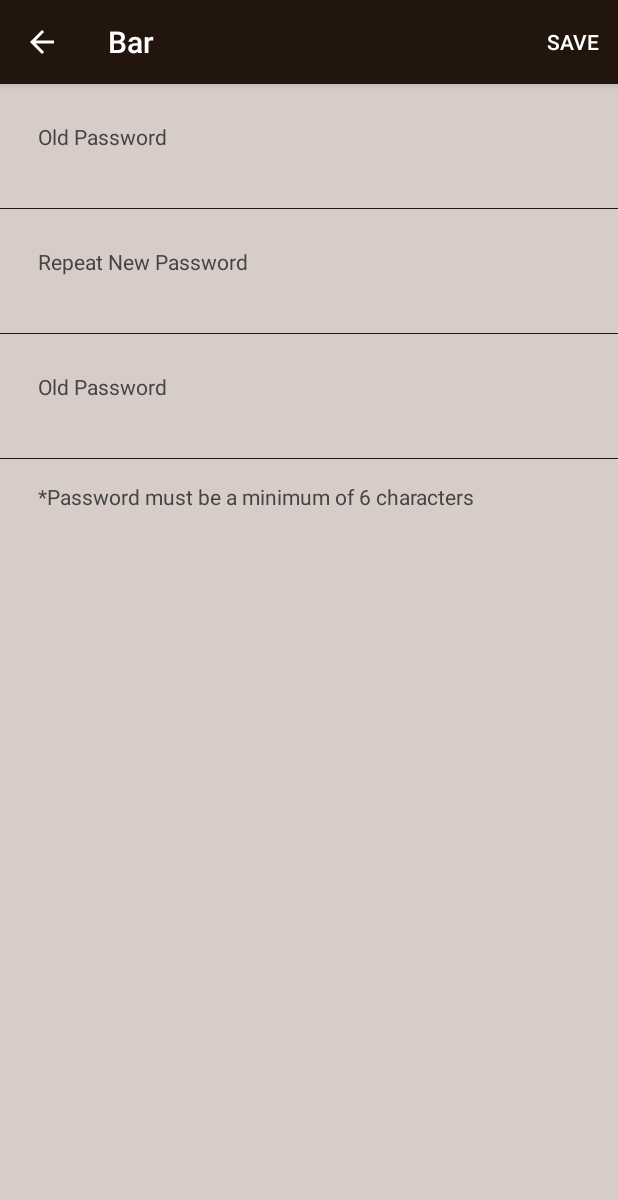
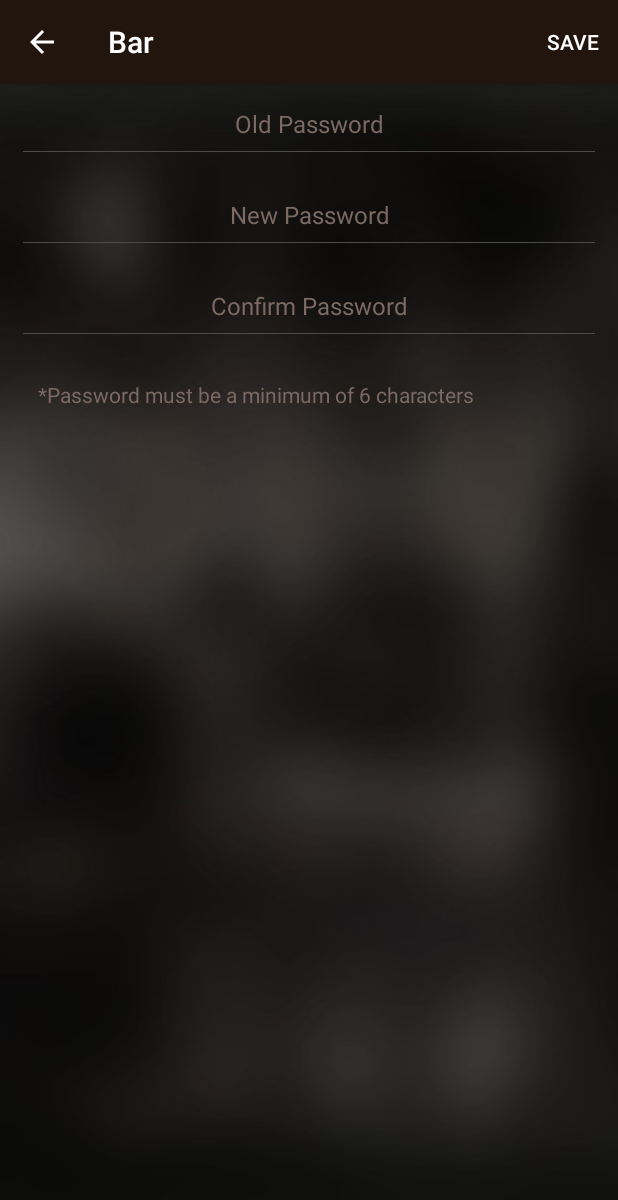
Before and after one commit to KyrosTechnologies/Bar, an Android app: the ChangePasswordActivity screen opened directly, with no data from a screen before it, on a phone screen of 412 x 824 dp. Shown: the top 1200 px of the screen. Run offline under Robolectric (Android 15) with nearby library versions, the phone set to English and light mode, and no system bars.

Commit message:
Latest Design

```diff
--- a/app/src/main/res/layout/activity_change_password.xml
+++ b/app/src/main/res/layout/activity_change_password.xml
@@ -4,7 +4,7 @@
     xmlns:tools="http://schemas.android.com/tools"
     android:layout_width="match_parent"
     android:layout_height="match_parent"
-    android:background="@color/backgroundcolor"
+    android:background="@drawable/splash"
     tools:context="com.kyros.technologies.bar.ChangePasswordActivity">
     <LinearLayout
         android:layout_width="match_parent"
@@ -14,79 +14,75 @@
         android:layout_width="match_parent"
         android:layout_height="wrap_content"
         android:id="@+id/user_management"
-        android:layout_marginTop="25dp"
-        android:orientation="vertical">
-        <TextView
-            android:layout_width="wrap_content"
-            android:layout_height="wrap_content"
-            android:layout_marginLeft="25dp"
-            android:text="Old Password"
-            android:textSize="14sp"
-            android:textColor="@color/lightblack"/>
+        android:orientation="vertical"
+        android:layout_margin="15dp">
         <EditText
             android:layout_width="match_parent"
             android:layout_height="wrap_content"
-            android:layout_marginTop="3dp"
-            android:layout_marginLeft="25dp"
+            android:hint="Old Password"
+            android:textColorHint="@color/edit"
+            android:textAlignment="center"
             android:background="@android:color/transparent"
-            android:hint=""/>
+            android:textColor="@color/white"
+            android:textSize="16sp"
+            android:inputType="textPersonName"/>
+
         <View
             android:layout_width="match_parent"
-            android:layout_marginTop="10dp"
             android:layout_height="0.5dp"
-            android:background="@color/colorPrimary"/>
+            android:background="@color/edittext"
+            android:layout_marginTop="7dp"/>
+
     </LinearLayout>
+
         <LinearLayout
             android:layout_width="match_parent"
             android:layout_height="wrap_content"
-            android:layout_marginTop="25dp"
+            android:layout_margin="15dp"
             android:orientation="vertical">
-            <TextView
-                android:layout_width="wrap_content"
-                android:layout_height="wrap_content"
-                android:layout_marginLeft="25dp"
-                android:text="Repeat New Password"
-                android:textSize="14sp"
-                android:textColor="@color/lightblack"/>
             <EditText
                 android:layout_width="match_parent"
                 android:layout_height="wrap_content"
-                android:layout_marginTop="3dp"
-                android:layout_marginLeft="25dp"
+                android:hint="New Password"
+                android:textColorHint="@color/edit"
+                android:textAlignment="center"
                 android:background="@android:color/transparent"
-                android:hint=""/>
+                android:textColor="@color/white"
+                android:textSize="16sp"
+                android:inputType="textPersonName"/>
+
             <View
                 android:layout_width="match_parent"
-                android:layout_marginTop="10dp"
                 android:layout_height="0.5dp"
-                android:background="@color/colorPrimary"/>
+                android:background="@color/edittext"
+                android:layout_marginTop="7dp"/>
+
         </LinearLayout>
+
         <LinearLayout
             android:layout_width="match_parent"
             android:layout_height="wrap_content"
-            android:id="@+id/user_management"
-            android:layout_marginTop="25dp"
+            android:layout_margin="15dp"
             android:orientation="vertical">
-            <TextView
-                android:layout_width="wrap_content"
-                android:layout_height="wrap_content"
-                android:layout_marginLeft="25dp"
-                android:text="Old Password"
-                android:textSize="14sp"
-                android:textColor="@color/lightblack"/>
             <EditText
                 android:layout_width="match_parent"
                 android:layout_height="wrap_content"
-                android:layout_marginTop="3dp"
-                android:layout_marginLeft="25dp"
+                android:hint="Confirm Password"
+                android:textColorHint="@color/edit"
+                android:textAlignment="center"
                 android:background="@android:color/transparent"
-                android:hint=""/>
+                android:textColor="@color/white"
+                android:textSize="16sp"
+                android:inputType="textPersonName"/>
+
             <View
                 android:layout_width="match_parent"
-                android:layout_marginTop="10dp"
                 android:layout_height="0.5dp"
-                android:background="@color/colorPrimary"/>
+                android:background="@color/edittext"
+                android:layout_marginTop="7dp"/>
+
         </LinearLayout>
+
         <TextView
             android:layout_width="wrap_content"
             android:layout_height="wrap_content"
@@ -94,6 +90,8 @@
             android:layout_marginTop="15dp"
             android:text="*Password must be a minimum of 6 characters"
             android:textSize="14sp"
-            android:textColor="@color/lightblack"/>
+            android:textColor="@color/edit"/>
+
     </LinearLayout>
+
 </LinearLayout>
```
Also changed, not shown: app/src/main/res/layout/activity_profile_view.xml (+26 -25 lines).
